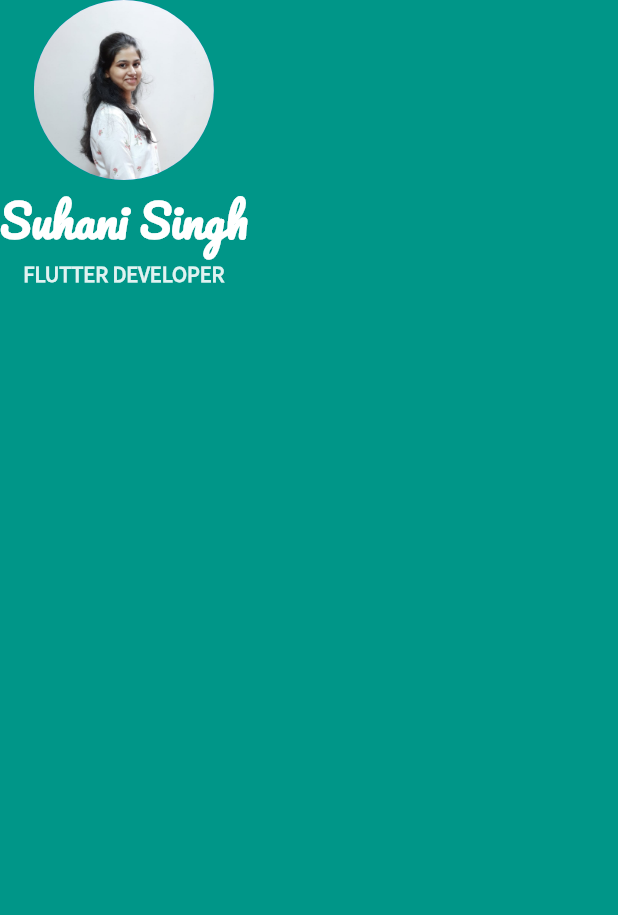
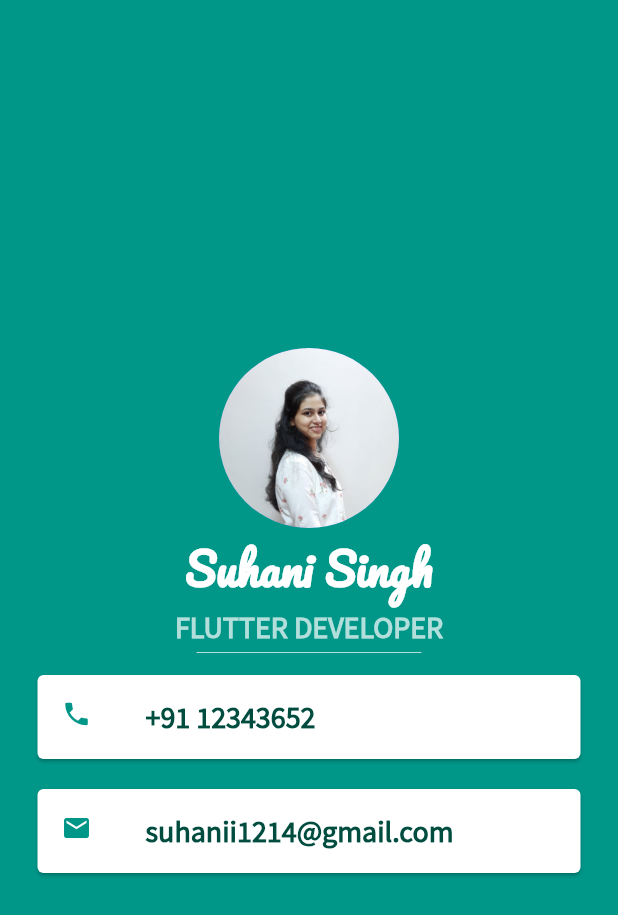
Before and after one commit to Suhanii1214/FlutterApps, a Flutter app: the screen it shows after launch, on a phone screen of 412 x 824 dp. Shown: the top 915 px of the screen. Run offline on Flutter 3.47's test engine with Material 2 defaults, Android fonts, the light colour scheme and no system bars.

Commit message:
Working with Card

```diff
--- a/card/lib/main.dart
+++ b/card/lib/main.dart
@@ -10,6 +10,7 @@ class MyApp extends StatelessWidget {
        backgroundColor: Colors.teal,
        body: SafeArea(
          child: Column(
+           mainAxisAlignment: MainAxisAlignment.center,
            children: <Widget>[
              CircleAvatar(
                radius: 60.0,
@@ -26,11 +27,56 @@ class MyApp extends StatelessWidget {
              Text(' FLUTTER DEVELOPER ',
                style: TextStyle(
                  fontFamily: 'SourceSansPro',
-                 fontSize: 15,
-                 color: Colors.teal[50],
+                 fontSize: 20,
+                 color: Colors.teal[100],
                  fontWeight: FontWeight.bold
                ),
              ),
+             SizedBox(
+               height: 10,
+               child: Divider(
+                 color: Colors.teal[100],
+               ),
+               width: 150,
+             ),
+             Card(
+               color: Colors.white,
+               margin: EdgeInsets.symmetric(horizontal: 25,vertical: 10),
+               child: ListTile(
+               leading:Icon(
+               Icons.phone,
+               size:20,
+               color: Colors.teal,
+               ),
+               title: Text("+91 12343652",
+               style: TextStyle(
+                   color: Colors.teal[900],
+                   fontFamily: 'SourceSansPro',
+                   fontWeight: FontWeight.bold,
+                   fontSize: 20
+               ),
+               ),
+             ),
+             ),
+             Card(
+               color: Colors.white,
+               margin: EdgeInsets.symmetric(horizontal: 25,vertical: 10),
+               child: ListTile(
+                 leading:Icon(
+                   Icons.email,
+                   size:20,
+                   color: Colors.teal,
+                 ),
+                 title: Text("suhanii1214@gmail.com",
+                   style: TextStyle(
+                       color: Colors.teal[900],
+                       fontFamily: 'SourceSansPro',
+                       fontWeight: FontWeight.bold,
+                       fontSize: 20
+                   ),
+                 ),
+               ),
+             )
            ],
          ),
        ),
```
